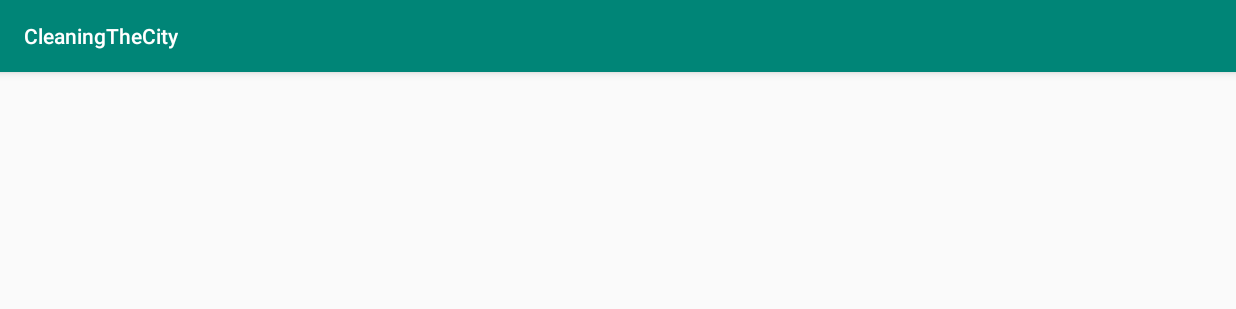
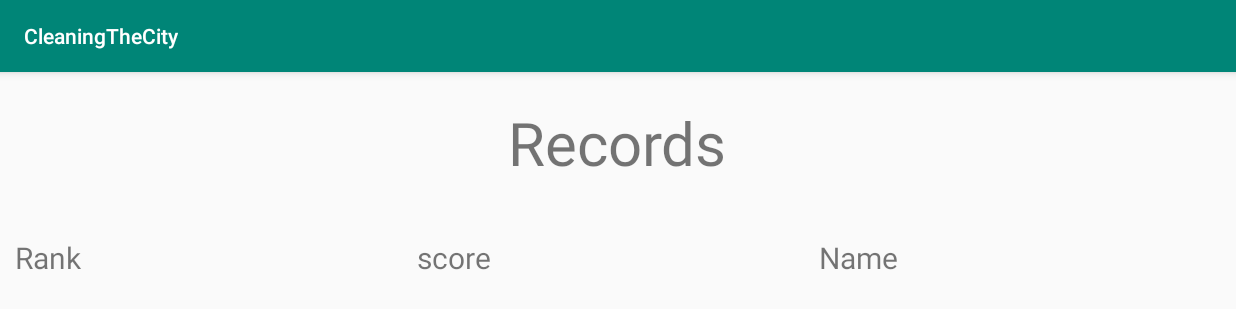
Before and after one commit to dorshamir55/CleaningTheCity, an Android app: the screen it shows after launch (RecordsActivity), after a tap on "RECORDS", on a phone screen of 824 x 412 dp (held sideways). Shown: the top 309 px of the screen. Run offline under Robolectric (Android 15) with nearby library versions, the phone set to English and light mode, and no system bars; our stand-ins replace AdMob.

Commit message:
high score table

```diff
--- a/app/src/main/java/com/example/cleaningthecity/DataBaseHelper.java
+++ b/app/src/main/java/com/example/cleaningthecity/DataBaseHelper.java
@@ -7,21 +7,24 @@ import android.database.sqlite.SQLiteDatabase;
 import android.database.sqlite.SQLiteOpenHelper;
 
 import java.util.ArrayList;
+import java.util.Collection;
+import java.util.Collections;
 
 class DatabaseHelper extends SQLiteOpenHelper {
     public static final String DATABASE_NAME = "CleaningTheCity.db";
     public static final String TABLE_NAME = "records";
-    public static final String COL_1 = "score";
-    public static final String COL_2 = "name";
+    public static final String COL_1 = "rank";
+    public static final String COL_2 = "score";
+    public static final String COL_3 = "name";
 
     public DatabaseHelper(Context context) {
         super(context, DATABASE_NAME, null, 1);
-        SQLiteDatabase sqLiteDatabase=this.getWritableDatabase();
+       // SQLiteDatabase sqLiteDatabase=this.getWritableDatabase();
     }
 
     @Override
     public void onCreate(SQLiteDatabase sqLiteDatabase) {
-        sqLiteDatabase.execSQL("create table "+TABLE_NAME+" (score INTEGER, name TEXT)");
+        sqLiteDatabase.execSQL("create table "+TABLE_NAME+" (rank INTEGER,score INTEGER, name TEXT)");
         //sqLiteDatabase.execSQL("create table "+TABLE_NAME_2+" (idNumber INTEGER PRIMARY KEY AUTOINCREMENT, name TEXT, age INTEGER, range INTEGER, latitude REAL, longitude REAL, outOfBounds INTEGER)");
     }
 
@@ -37,9 +40,8 @@ class DatabaseHelper extends SQLiteOpenHelper {
     public boolean insertDataRecords(int i_score, String i_name) {
         SQLiteDatabase db= this.getWritableDatabase();
         ContentValues contentValues = new ContentValues();
-        contentValues.put(COL_1, i_score);
-        contentValues.put(COL_2, i_name);
-
+        contentValues.put(COL_2, i_score);
+        contentValues.put(COL_3,i_name);
         long result = db.insert(TABLE_NAME, null, contentValues);
         if(result == -1)
             return false;
@@ -52,6 +54,7 @@ class DatabaseHelper extends SQLiteOpenHelper {
         ContentValues contentValues = new ContentValues();
         contentValues.put(COL_1, i_score);
         contentValues.put(COL_2, i_name);
+
         db.update(DatabaseHelper.TABLE_NAME, contentValues, "name = ?", new String[]{i_name});
         return true;
     }
@@ -62,4 +65,22 @@ class DatabaseHelper extends SQLiteOpenHelper {
         return res;
     }
 
+    public ArrayList<Player> getAllData()
+    {
+        ArrayList<Player> arrayList = new ArrayList<>();
+        SQLiteDatabase db = this.getReadableDatabase();
+        Cursor cursor = db.rawQuery("select * from "+TABLE_NAME,null);
+        while(cursor.moveToNext())
+        {
+            //int rank = cursor.getInt(0);
+            int score = cursor.getInt(0);
+            String name = cursor.getString(1);
+            Player player = new Player(score,name);
+
+            arrayList.add(player);
+        }
+        Collections.sort(arrayList);
+        return arrayList;
+    }
+
 }
--- a/app/src/main/java/com/example/cleaningthecity/MainActivity.java
+++ b/app/src/main/java/com/example/cleaningthecity/MainActivity.java
@@ -222,9 +222,11 @@ public class MainActivity extends AppCompatActivity {
             sound.playOverSound();
 
             // Show Result
+            String name = getIntent().getStringExtra("PlayerName");
             Intent intent = new Intent(MainActivity.this, ResultActivity.class);
             Bundle extras = new Bundle();
             extras.putInt("SCORE", score);
+            extras.putString("PlayerName",name);
             intent.putExtras(extras);
             startActivity(intent);
 //            Intent intent = new Intent(getApplicationContext(), ResultActivity.class);
--- a/app/src/main/java/com/example/cleaningthecity/MyAdapter.java
+++ b/app/src/main/java/com/example/cleaningthecity/MyAdapter.java
@@ -38,8 +38,8 @@ public class MyAdapter extends BaseAdapter {
         TextView t3_name = (TextView)convertView.findViewById(R.id.name_lbl);
 
         Player player = arrayList.get(position);
-        t1_rank.setText(player.getRank());
-        t2_score.setText(player.getScore());
+        t1_rank.setText(String.valueOf(position+1));
+        t2_score.setText(String.valueOf(player.getScore()));
         t3_name.setText(player.getName());
 
         return convertView;
--- a/app/src/main/java/com/example/cleaningthecity/RecordsActivity.java
+++ b/app/src/main/java/com/example/cleaningthecity/RecordsActivity.java
@@ -5,9 +5,13 @@ import androidx.appcompat.app.AppCompatActivity;
 import android.os.Bundle;
 import android.widget.ListView;
 
+import java.util.ArrayList;
+
 public class RecordsActivity extends AppCompatActivity {
     private DatabaseHelper databaseHelper;
     private ListView listView;
+    private ArrayList<Player> arrayList;
+    private MyAdapter myAdapter;
 
     @Override
     protected void onCreate(Bundle savedInstanceState) {
@@ -15,6 +19,14 @@ public class RecordsActivity extends AppCompatActivity {
         setContentView(R.layout.activity_records);
         listView = (ListView)(findViewById(R.id.listView_records));
         databaseHelper = new DatabaseHelper(this);
+        arrayList= new ArrayList<>();
+        loadDataInListView();
+    }
 
+    private void loadDataInListView() {
+        arrayList = databaseHelper.getAllData();
+        myAdapter = new MyAdapter(this,arrayList);
+        listView.setAdapter(myAdapter);
+        myAdapter.notifyDataSetChanged();
     }
 }
--- a/app/src/main/res/layout-land/activity_records.xml
+++ b/app/src/main/res/layout-land/activity_records.xml
@@ -1,11 +1,60 @@
 <?xml version="1.0" encoding="utf-8"?>
-<LinearLayout xmlns:android="http://schemas.android.com/apk/res/android"
-    android:layout_width="wrap_content"
-    android:layout_height="wrap_content">
+<RelativeLayout xmlns:android="http://schemas.android.com/apk/res/android"
+    android:layout_width="match_parent"
+    android:layout_height="match_parent">
+
+    <LinearLayout
+        android:id="@+id/linear"
+        android:layout_width="match_parent"
+        android:layout_height="wrap_content"
+        android:layout_marginTop="100dp"
+        android:orientation="horizontal"
+        android:padding="10dp"
+        android:weightSum="3">
+
+        <TextView
+            android:id="@+id/rank_lbl"
+            android:layout_width="0dp"
+            android:layout_height="wrap_content"
+            android:layout_weight="1"
+            android:text="@string/records_rank"
+            android:textSize="20sp" />
+
+        <TextView
+            android:id="@+id/score_lbl"
+            android:layout_width="0dp"
+            android:layout_height="wrap_content"
+            android:layout_weight="1"
+            android:text="@string/records_score"
+            android:textSize="20sp" />
+
+        <TextView
+            android:id="@+id/name_lbl"
+            android:layout_width="0dp"
+            android:layout_height="wrap_content"
+            android:layout_weight="1"
+            android:text="@string/records_name"
+            android:textSize="20sp" />
+
+    </LinearLayout>
+
+    <TextView
+        android:id="@+id/textView_title_records"
+        android:layout_width="wrap_content"
+        android:layout_height="wrap_content"
+        android:layout_centerHorizontal="true"
+        android:layout_gravity="center"
+        android:layout_marginTop="20dp"
+        android:text="@string/records_table"
+        android:textSize="40sp" />
 
     <ListView
         android:id="@+id/listView_records"
         android:layout_width="match_parent"
-        android:layout_height="match_parent"/>
+        android:layout_height="169dp"
+        android:layout_below="@+id/linear"
+        android:layout_alignParentBottom="true"
+        android:layout_marginTop="10dp"
+        android:layout_marginBottom="12dp" />
 
-</LinearLayout>
+</RelativeLayout>
```
Also changed, not shown: app/src/main/java/com/example/cleaningthecity/Player.java (+15 -10 lines), app/src/main/java/com/example/cleaningthecity/ResultActivity.java (+6 -1 lines), app/src/main/res/layout/my_records_list_view.xml (+0 -9 lines).
